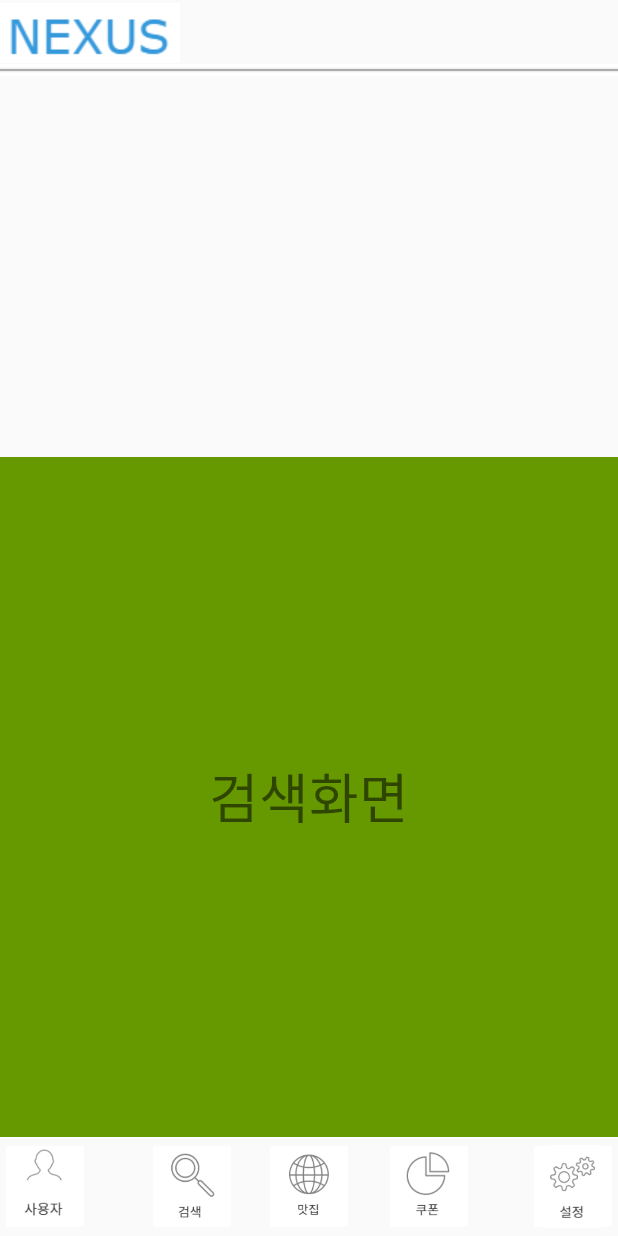
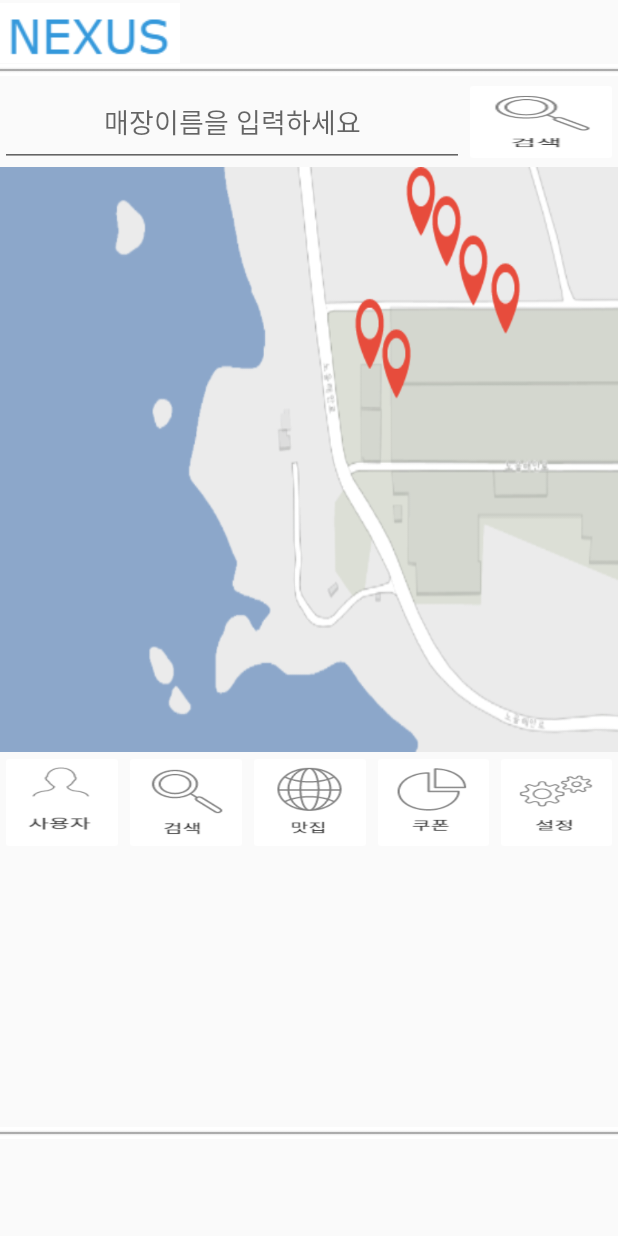
Before and after one commit to hwa7444/TeamProject, an Android app: the fragment Fragment2 placed in its activity, on a phone screen of 412 x 824 dp. Run offline under Robolectric (Android 15) with nearby library versions, the phone set to English and light mode, and no system bars.

Commit message:
윤지호 죠스타

```diff
--- a/app/src/main/java/codefactory/learfletproject/mExpandableAdapter.java
+++ b/app/src/main/java/codefactory/learfletproject/mExpandableAdapter.java
@@ -27,8 +27,7 @@ public class mExpandableAdapter extends BaseExpandableListAdapter {
     }
 
     @Override
-    public int getGroupCount() {
-        return groupList.size();
+    public int getGroupCount() { return groupList.size();
     }
 
     @Override
@@ -92,6 +91,9 @@ public class mExpandableAdapter extends BaseExpandableListAdapter {
         if (groupID == 2){
             tv3.setVisibility(View.GONE);
             btn4.setVisibility(View.GONE);
+        }else if(groupID == 1){
+            tv3.setVisibility(View.GONE);
+            btn4.setVisibility(View.GONE);
         }
 
         return view;
--- a/app/src/main/res/layout/activity_mainscreen.xml
+++ b/app/src/main/res/layout/activity_mainscreen.xml
@@ -4,7 +4,7 @@
     xmlns:tools="http://schemas.android.com/tools"
     android:layout_width="match_parent"
     android:layout_height="match_parent"
-    tools:context="codefactory.learfletproject.mainscreen">
+    tools:context="com.example.jhyoo.myapplication.MainActivity">
 
     <ImageView
         android:id="@+id/image_line"
@@ -12,8 +12,7 @@
         android:layout_height="wrap_content"
         android:layout_alignParentStart="true"
         android:layout_below="@+id/txtv_join"
-        app:srcCompat="@drawable/line1"
-        android:layout_alignParentLeft="true" />
+        app:srcCompat="@drawable/line1" />
 
     <ImageView
         android:id="@+id/image_line2"
@@ -22,8 +21,7 @@
         android:layout_alignParentBottom="true"
         android:layout_alignParentStart="true"
         android:layout_marginBottom="64dp"
-        app:srcCompat="@drawable/line1"
-        android:layout_alignParentLeft="true" />
+        app:srcCompat="@drawable/line1" />
 
     <TextView
         android:id="@+id/txtv_join"
@@ -42,73 +40,68 @@
         android:layout_height="40dp"
         android:layout_above="@+id/image_line"
         android:layout_alignParentStart="true"
-        app:srcCompat="@drawable/logo"
-        android:layout_alignParentLeft="true" />
-
-    <ImageButton
-        android:id="@+id/imgbtn_num1"
-        android:layout_width="60dp"
-        android:layout_height="66dp"
-        android:layout_alignParentBottom="true"
-        android:layout_alignParentStart="true"
-        android:backgroundTint="@android:color/background_light"
-        android:scaleType="centerCrop"
-        app:srcCompat="@drawable/icon1"
-        android:layout_alignParentLeft="true" />
-
-    <ImageButton
-        android:id="@+id/imgbtn_num4"
-        android:layout_width="60dp"
-        android:layout_height="66dp"
-        android:layout_alignParentBottom="true"
-        android:layout_toEndOf="@+id/txtv_join"
-        android:backgroundTint="@android:color/background_light"
-        android:scaleType="centerCrop"
-        app:srcCompat="@drawable/icon4"
-        android:layout_toRightOf="@+id/txtv_join" />
-
-    <ImageButton
-        android:id="@+id/imgbtn_num5"
-        android:layout_width="60dp"
-        android:layout_height="66dp"
-        android:layout_alignParentBottom="true"
-        android:layout_alignParentEnd="true"
-        android:backgroundTint="@android:color/background_light"
-        android:scaleType="centerCrop"
-        app:srcCompat="@drawable/icon5"
-        android:layout_alignParentRight="true" />
-
-    <ImageButton
-        android:id="@+id/imgbtn_num3"
-        android:layout_width="60dp"
-        android:layout_height="66dp"
-        android:layout_alignParentBottom="true"
-        android:layout_centerHorizontal="true"
-        android:backgroundTint="@android:color/background_light"
-        android:scaleType="centerCrop"
-        app:srcCompat="@drawable/icon3" />
-
-    <ImageButton
-        android:id="@+id/imgbtn_num2"
-        android:layout_width="60dp"
-        android:layout_height="66dp"
-        android:layout_alignParentBottom="true"
-        android:layout_marginEnd="18dp"
-        android:layout_toStartOf="@+id/imgbtn_num3"
-        android:backgroundTint="@android:color/background_light"
-        android:scaleType="centerCrop"
-        app:srcCompat="@drawable/icon2"
-        android:layout_marginRight="18dp"
-        android:layout_toLeftOf="@+id/imgbtn_num3" />
+        app:srcCompat="@drawable/logo" />
 
     <FrameLayout
         android:id="@+id/container"
         android:layout_width="match_parent"
-        android:layout_height="453dp"
-        android:layout_above="@+id/imgbtn_num1"
+        android:layout_height="450dp"
         android:layout_alignParentLeft="true"
-        android:layout_alignParentStart="true">
+        android:layout_alignParentStart="true"
+        android:layout_below="@+id/image_line">
 
     </FrameLayout>
 
+    <LinearLayout
+        android:layout_width="match_parent"
+        android:layout_height="70dp"
+        android:layout_marginTop="500dp"
+        android:orientation="horizontal">
+
+        <ImageButton
+            android:id="@+id/imgbtn_num1"
+            android:layout_width="match_parent"
+            android:layout_height="wrap_content"
+            android:layout_weight="1"
+            android:backgroundTint="@android:color/background_light"
+            android:scaleType="fitXY"
+            app:srcCompat="@drawable/icon1" />
+
+        <ImageButton
+            android:id="@+id/imgbtn_num2"
+            android:layout_width="match_parent"
+            android:layout_height="wrap_content"
+            android:layout_weight="1"
+            android:backgroundTint="@android:color/background_light"
+            android:scaleType="fitXY"
+            app:srcCompat="@drawable/icon2" />
+
+        <ImageButton
+            android:id="@+id/imgbtn_num3"
+            android:layout_width="match_parent"
+            android:layout_height="wrap_content"
+            android:layout_weight="1"
+            android:backgroundTint="@android:color/background_light"
+            android:scaleType="fitXY"
+            app:srcCompat="@drawable/icon3" />
+
+        <ImageButton
+            android:id="@+id/imgbtn_num4"
+            android:layout_width="match_parent"
+            android:layout_height="wrap_content"
+            android:layout_weight="1"
+            android:backgroundTint="@android:color/background_light"
+            android:scaleType="fitXY"
+            app:srcCompat="@drawable/icon4" />
+
+        <ImageButton
+            android:id="@+id/imgbtn_num5"
+            android:layout_width="match_parent"
+            android:layout_height="wrap_content"
+            android:layout_weight="1"
+            android:backgroundTint="@android:color/background_light"
+            android:scaleType="fitXY"
+            app:srcCompat="@drawable/icon5" />
+    </LinearLayout>
+
 </RelativeLayout>
--- a/app/src/main/res/layout/activity_userinfo.xml
+++ b/app/src/main/res/layout/activity_userinfo.xml
@@ -1,9 +1,37 @@
 <?xml version="1.0" encoding="utf-8"?>
-<android.support.constraint.ConstraintLayout xmlns:android="http://schemas.android.com/apk/res/android"
+<RelativeLayout xmlns:android="http://schemas.android.com/apk/res/android"
     xmlns:app="http://schemas.android.com/apk/res-auto"
     xmlns:tools="http://schemas.android.com/tools"
     android:layout_width="match_parent"
     android:layout_height="match_parent"
     tools:context="codefactory.learfletproject.userinfo">
 
-</android.support.constraint.ConstraintLayout>
+    <LinearLayout
+        android:layout_width="match_parent"
+        android:layout_height="match_parent"
+        android:orientation="vertical">
+
+        <LinearLayout
+            android:layout_width="match_parent"
+            android:layout_height="match_parent"
+            android:orientation="horizontal">
+
+            <ImageView
+                android:id="@+id/imageView"
+                android:layout_width="wrap_content"
+                android:layout_height="wrap_content"
+                android:layout_weight="0.1"
+                android:cropToPadding="false"
+                app:srcCompat="@drawable/human" />
+
+            <TextView
+                android:id="@+id/textView2"
+                android:layout_width="wrap_content"
+                android:layout_height="wrap_content"
+                android:layout_weight="1"
+                android:text="죠스타" />
+
+        </LinearLayout>
+
+    </LinearLayout>
+</RelativeLayout>
--- a/app/src/main/res/layout/fragment2.xml
+++ b/app/src/main/res/layout/fragment2.xml
@@ -1,16 +1,49 @@
 <?xml version="1.0" encoding="utf-8"?>
 <RelativeLayout xmlns:android="http://schemas.android.com/apk/res/android"
+    xmlns:app="http://schemas.android.com/apk/res-auto"
     android:layout_width="match_parent"
     android:layout_height="match_parent"
-    android:background="@android:color/holo_green_dark"
     android:orientation="vertical">
 
-    <TextView
-        android:id="@+id/textView"
-        android:layout_width="wrap_content"
-        android:layout_height="wrap_content"
-        android:layout_centerHorizontal="true"
-        android:layout_centerVertical="true"
-        android:text="검색화면"
-        android:textSize="36sp" />
+    <LinearLayout
+        android:layout_width="match_parent"
+        android:layout_height="60dp"
+        android:orientation="horizontal">
+
+        <EditText
+            android:id="@+id/editText"
+            android:layout_width="match_parent"
+            android:layout_height="match_parent"
+            android:layout_weight="1"
+            android:ems="10"
+            android:hint="매장이름을 입력하세요"
+            android:inputType="textPersonName"
+            android:textAlignment="center" />
+
+        <ImageButton
+            android:id="@+id/imageButton"
+            android:layout_width="match_parent"
+            android:layout_height="match_parent"
+            android:layout_weight="3"
+            android:backgroundTint="@android:color/background_light"
+            android:scaleType="fitXY"
+            app:srcCompat="@drawable/icon2" />
+
+    </LinearLayout>
+
+    <LinearLayout
+        android:layout_width="match_parent"
+        android:layout_height="510dp"
+        android:layout_marginTop="60dp"
+        android:orientation="horizontal">
+
+        <ImageView
+            android:id="@+id/imageView2"
+            android:layout_width="wrap_content"
+            android:layout_height="wrap_content"
+            android:layout_weight="1"
+            android:scaleType="fitXY"
+            app:srcCompat="@drawable/map" />
+    </LinearLayout>
+
 </RelativeLayout>
--- a/app/src/main/res/values/colors.xml
+++ b/app/src/main/res/values/colors.xml
@@ -1,6 +1,6 @@
 <?xml version="1.0" encoding="utf-8"?>
 <resources>
-    <color name="colorPrimary">#3F51B5</color>
+    <color name="colorPrimary">#3f51b5</color>
     <color name="colorPrimaryDark">#303F9F</color>
     <color name="colorAccent">#FF4081</color>
 </resources>
```
Also changed, not shown: app/src/main/res/drawable/human.PNG (added), app/src/main/res/drawable/map.PNG (added).
